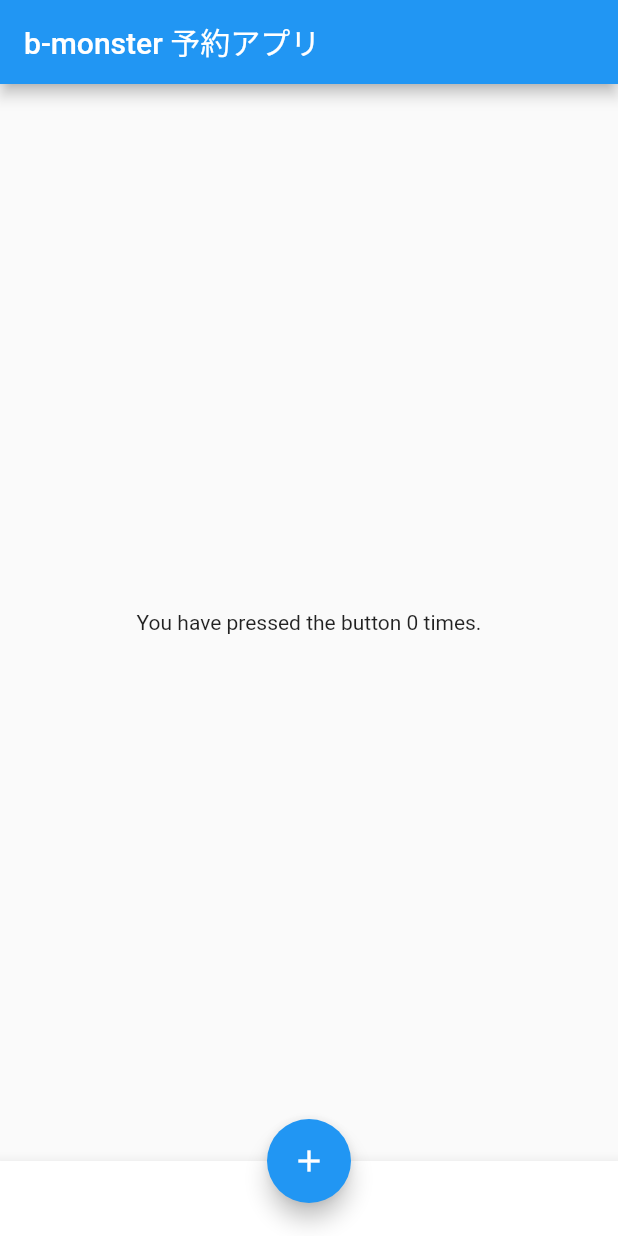
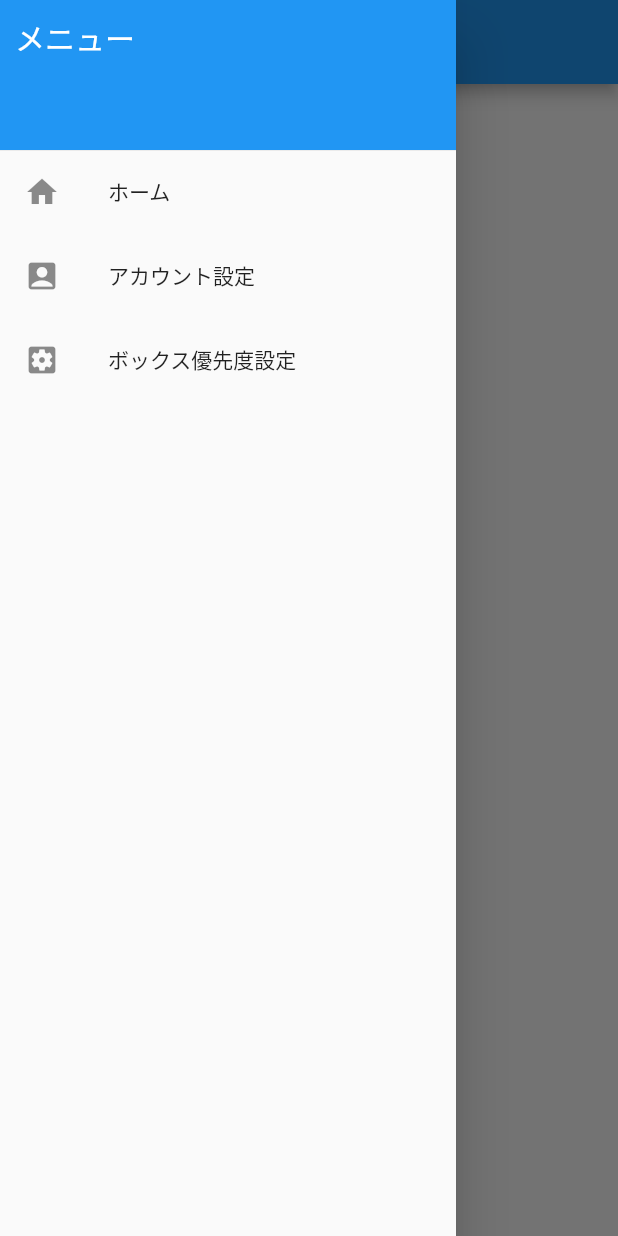
Before and after one commit to koiketakayuki/b_monster_app, a Flutter app: the screen it shows after launch, with the side drawer open (before the commit the screen has no drawer), on a phone screen of 412 x 824 dp. Run offline on Flutter 3.47's test engine with Material 2 defaults, Android fonts, the phone set to English and light mode, and no system bars.

Commit message:
feat: add routes
Add route settings and page stubs.

```diff
--- a/lib/main.dart
+++ b/lib/main.dart
@@ -6,54 +6,19 @@
 // connected to a callback that increments a counter.
 
 import 'package:flutter/material.dart';
+import 'pages/home.dart';
 
-void main() => runApp(MyApp());
+void main() => runApp(BMonsterReservationApp());
 
-class MyApp extends StatelessWidget {
-  // This widget is the root of your application.
+class BMonsterReservationApp extends StatelessWidget {
   @override
   Widget build(BuildContext context) {
     return MaterialApp(
-      title: 'Flutter Code Sample for material.Scaffold',
+      title: 'b-monseter 自動予約アプリ',
       theme: ThemeData(
         primarySwatch: Colors.blue,
       ),
-      home: MyStatefulWidget(),
+      home: Home(),
     );
   }
 }
-
-class MyStatefulWidget extends StatefulWidget {
-  MyStatefulWidget({Key key}) : super(key: key);
-
-  @override
-  _MyStatefulWidgetState createState() => _MyStatefulWidgetState();
-}
-
-class _MyStatefulWidgetState extends State<MyStatefulWidget> {
-  int _count = 0;
-
-  Widget build(BuildContext context) {
-    return Scaffold(
-      appBar: AppBar(
-        title: Text('b-monster 予約アプリ'),
-      ),
-      body: Center(
-        child: Text('You have pressed the button $_count times.'),
-      ),
-      bottomNavigationBar: BottomAppBar(
-        child: Container(
-          height: 50.0,
-        ),
-      ),
-      floatingActionButton: FloatingActionButton(
-        onPressed: () => setState(() {
-              _count++;
-            }),
-        tooltip: 'Increment Counter',
-        child: Icon(Icons.add),
-      ),
-      floatingActionButtonLocation: FloatingActionButtonLocation.centerDocked,
-    );
-  }
-}
--- /dev/null
+++ b/lib/pages/account_settings.dart
@@ -0,0 +1,12 @@
+import 'package:flutter/material.dart';
+import 'app_shell.dart';
+
+class AccountSettings extends StatelessWidget {
+
+  static final String title = 'アカウント設定';
+
+  @override
+  Widget build(BuildContext context) {
+    return AppShell(title, Text(title));
+  }
+}
--- /dev/null
+++ b/lib/pages/app_shell.dart
@@ -0,0 +1,65 @@
+import 'package:flutter/material.dart';
+import 'home.dart';
+import 'account_settings.dart';
+import 'box_preference_settings.dart';
+
+class AppShell extends StatelessWidget {
+  final String title;
+  final Widget body;
+
+  AppShell(this.title, this.body);
+
+  @override
+  Widget build(BuildContext context) {
+    return Scaffold(
+      appBar: AppBar(title: Text(title)),
+      body: body,
+      drawer: Drawer(
+        child: ListView(
+          padding: EdgeInsets.zero,
+          children: <Widget>[
+            Container(
+              height: 100.0,
+              child: DrawerHeader(
+                child: Text(
+                  'メニュー',
+                  style: Theme.of(context).primaryTextTheme.title,
+                ),
+                decoration:
+                    BoxDecoration(color: Theme.of(context).primaryColor),
+                margin: EdgeInsets.all(0.0),
+                padding: EdgeInsets.all(10.0),
+              ),
+            ),
+            ListTile(
+              leading: Icon(Icons.home),
+              title: Text(Home.title),
+              onTap: () {
+                Navigator.push(
+                    context, MaterialPageRoute(builder: (context) => Home()));
+              },
+            ),
+            ListTile(
+              leading: Icon(Icons.account_box),
+              title: Text(AccountSettings.title),
+              onTap: () {
+                Navigator.push(context,
+                    MaterialPageRoute(builder: (context) => AccountSettings()));
+              },
+            ),
+            ListTile(
+              leading: Icon(Icons.settings_applications),
+              title: Text(BoxPreferenceSettings.title),
+              onTap: () {
+                Navigator.push(
+                    context,
+                    MaterialPageRoute(
+                        builder: (context) => BoxPreferenceSettings()));
+              },
+            ),
+          ],
+        ),
+      ),
+    );
+  }
+}
--- /dev/null
+++ b/lib/pages/box_preference_settings.dart
@@ -0,0 +1,12 @@
+import 'package:flutter/material.dart';
+import 'app_shell.dart';
+
+class BoxPreferenceSettings extends StatelessWidget {
+
+  static final String title = 'ボックス優先度設定';
+
+  @override
+  Widget build(BuildContext context) {
+    return AppShell(title, Text(title));
+  }
+}
--- /dev/null
+++ b/lib/pages/home.dart
@@ -0,0 +1,12 @@
+import 'package:flutter/material.dart';
+import 'app_shell.dart';
+
+class Home extends StatelessWidget {
+
+  static final String title = 'ホーム';
+
+  @override
+  Widget build(BuildContext context) {
+    return AppShell(title, Text(title));
+  }
+}
--- a/pubspec.yaml
+++ b/pubspec.yaml
@@ -19,6 +19,7 @@ environment:
 dependencies:
   flutter:
     sdk: flutter
+  shared_preferences: "0.5.1+2"
 
   # The following adds the Cupertino Icons font to your application.
   # Use with the CupertinoIcons class for iOS style icons.
```
Also changed, not shown: pubspec.lock, 6 other files.
